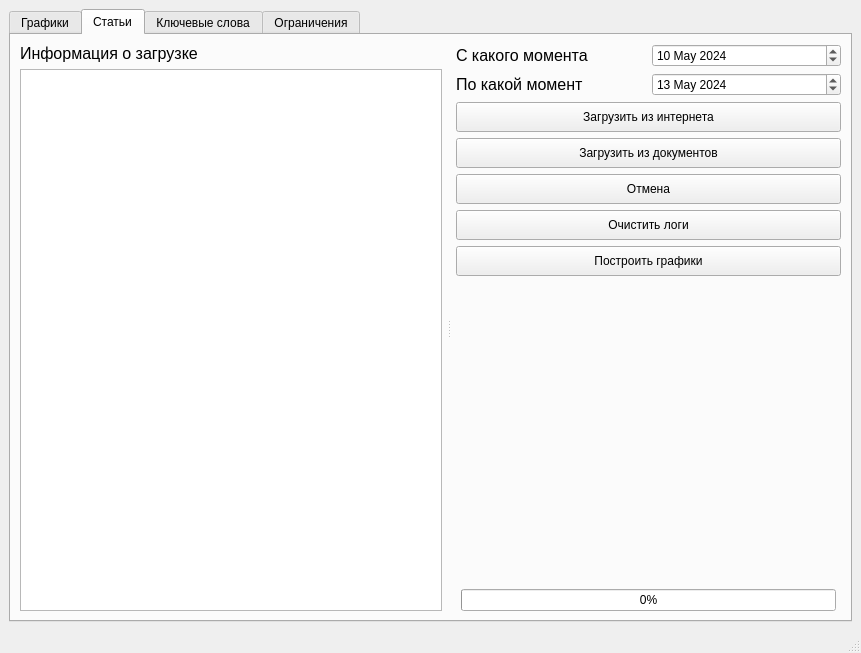
This is src/gui/res/main_window.ui in Hryapusek/news-parser-python as Qt 5 draws it before an edit. The edited form follows.
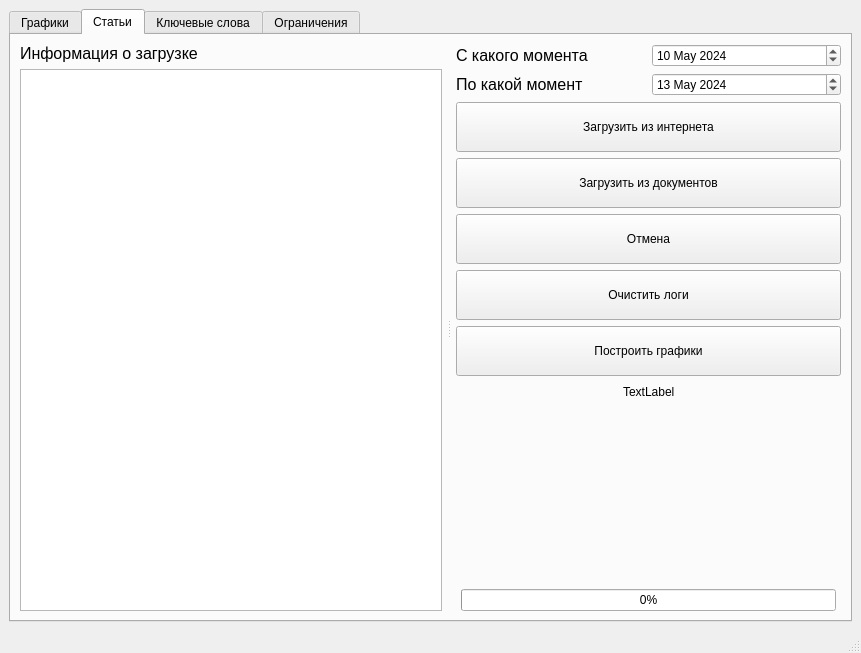
This is the edited form.

Diff of the .ui file:
```diff
--- a/src/gui/res/main_window.ui
+++ b/src/gui/res/main_window.ui
@@ -173,7 +173,7 @@
                 <property name="minimumSize">
                  <size>
                   <width>0</width>
-                  <height>30</height>
+                  <height>50</height>
                  </size>
                 </property>
                 <property name="maximumSize">
@@ -198,7 +198,7 @@
                 <property name="minimumSize">
                  <size>
                   <width>0</width>
-                  <height>30</height>
+                  <height>50</height>
                  </size>
                 </property>
                 <property name="maximumSize">
@@ -223,7 +223,7 @@
                 <property name="minimumSize">
                  <size>
                   <width>0</width>
-                  <height>30</height>
+                  <height>50</height>
                  </size>
                 </property>
                 <property name="maximumSize">
@@ -248,7 +248,7 @@
                 <property name="minimumSize">
                  <size>
                   <width>0</width>
-                  <height>30</height>
+                  <height>50</height>
                  </size>
                 </property>
                 <property name="maximumSize">
@@ -273,7 +273,7 @@
                 <property name="minimumSize">
                  <size>
                   <width>0</width>
-                  <height>30</height>
+                  <height>50</height>
                  </size>
                 </property>
                 <property name="maximumSize">
@@ -287,6 +287,43 @@
                 </property>
                </widget>
               </item>
+              <item>
+               <layout class="QHBoxLayout" name="horizontalLayout">
+                <item>
+                 <spacer name="horizontalSpacer">
+                  <property name="orientation">
+                   <enum>Qt::Horizontal</enum>
+                  </property>
+                  <property name="sizeHint" stdset="0">
+                   <size>
+                    <width>40</width>
+                    <height>20</height>
+                   </size>
+                  </property>
+                 </spacer>
+                </item>
+                <item>
+                 <widget class="QLabel" name="image_label">
+                  <property name="text">
+                   <string>TextLabel</string>
+                  </property>
+                 </widget>
+                </item>
+                <item>
+                 <spacer name="horizontalSpacer_2">
+                  <property name="orientation">
+                   <enum>Qt::Horizontal</enum>
+                  </property>
+                  <property name="sizeHint" stdset="0">
+                   <size>
+                    <width>40</width>
+                    <height>20</height>
+                   </size>
+                  </property>
+                 </spacer>
+                </item>
+               </layout>
+              </item>
               <item>
                <spacer name="verticalSpacer">
                 <property name="orientation">
```
Left out of the diff: 5 changed lines with no effect on the pictures.
